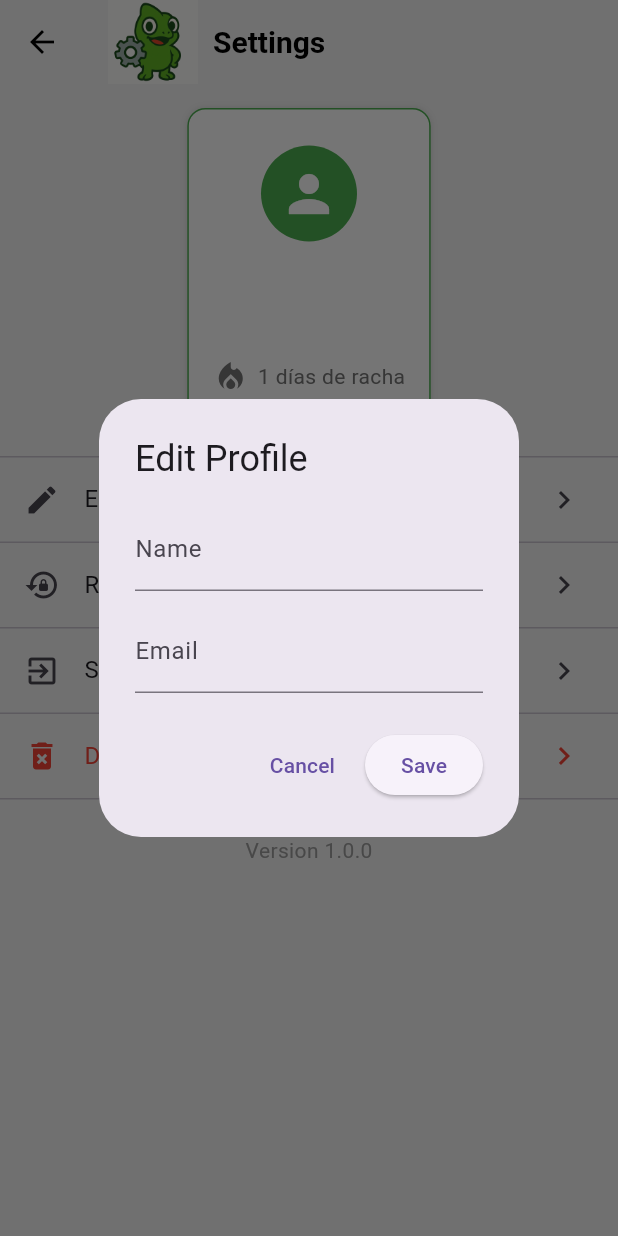
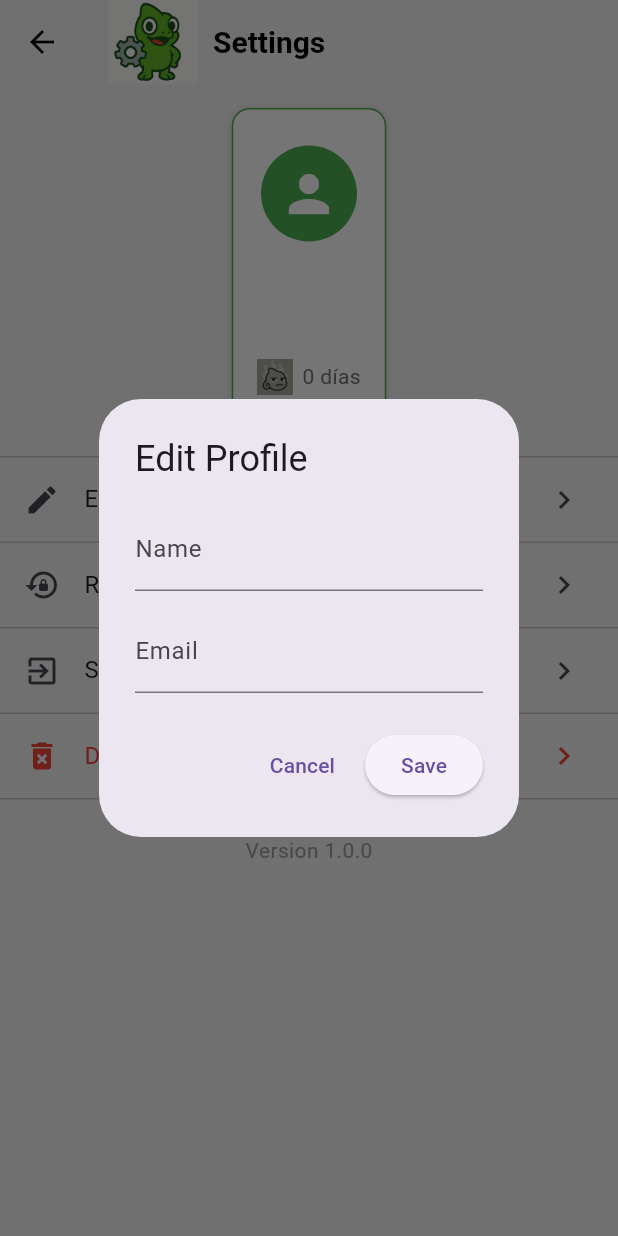
Before and after one commit to camaring/camalingov2, a Flutter app: the SettingsScreen screen opened directly, after a tap on "Edit Profile", on a phone screen of 412 x 824 dp. Run offline on Flutter 3.47's test engine with Material 3 defaults, Android fonts, the phone set to English and light mode, and no system bars; our stand-ins replace cloud_firestore, firebase_auth, firebase_core, fl_chart, flutter_masked_text2, flutter_secure_storage and 2 more; accounts and stored records are empty; network calls fail.

Commit message:
AC AG IM F

```diff
--- a/lib/screens/settings/settings_screen.dart
+++ b/lib/screens/settings/settings_screen.dart
@@ -14,6 +14,7 @@ class _SettingsScreenState extends State<SettingsScreen> {
   final _auth = AuthService();
   User? _user;
   bool _loading = true;
+  bool _streakOn = false;
   int _streakCount = 0;
 
   @override
@@ -33,8 +34,13 @@ class _SettingsScreenState extends State<SettingsScreen> {
   }
 
   Future<void> _loadStreak() async {
-    final count = await StreakService.updateAndGetStreak();
-    if (mounted) setState(() => _streakCount = count);
+    final on = await StreakService.isStreakOn();
+    final count = await StreakService.getStreakCount();
+    if (!mounted) return;
+    setState(() {
+      _streakOn = on;
+      _streakCount = count;
+    });
   }
 
   Future<void> _editProfile() async {
@@ -231,15 +237,16 @@ class _SettingsScreenState extends State<SettingsScreen> {
                   Row(
                     mainAxisSize: MainAxisSize.min,
                     children: [
-                      Icon(
-                        Icons.local_fire_department,
-                        color: Colors.grey[600],
+                      Image.asset(
+                        _streakOn ? 'assets/R_prendida.png' : 'assets/R_apagado.png',
+                        width: 24,
+                        height: 24,
                       ),
                       const SizedBox(width: 6),
                       Text(
-                        '$_streakCount días de racha',
+                        '$_streakCount días',
                         style: AppTextStyles.body.copyWith(
-                          color: Colors.grey[600],
+                          color: _streakOn ? Colors.red : Colors.grey[600],
                         ),
                       ),
                     ],
--- a/lib/services/streak_service.dart
+++ b/lib/services/streak_service.dart
@@ -2,17 +2,44 @@ import 'package:shared_preferences/shared_preferences.dart';
 import 'package:intl/intl.dart';
 
 class StreakService {
-  /// Lee la racha, la incrementa si es día nuevo y la devuelve.
-  static Future<int> updateAndGetStreak() async {
+  static const _lastDateKey = 'lastActivityDate';
+  static const _countKey = 'streakCount';
+
+  /// Call this after creating an income or expense.
+  /// Updates the streak count: increments if yesterday had activity, resets to 1 otherwise.
+  static Future<void> recordActivity() async {
     final prefs = await SharedPreferences.getInstance();
     final today = DateFormat('yyyy-MM-dd').format(DateTime.now());
-    final lastDate = prefs.getString('lastStreakDate');
-    int streak = prefs.getInt('streakCount') ?? 0;
-    if (lastDate != today) {
-      streak++;
-      await prefs.setInt('streakCount', streak);
-      await prefs.setString('lastStreakDate', today);
+    final lastDate = prefs.getString(_lastDateKey);
+    int count = prefs.getInt(_countKey) ?? 0;
+
+    if (lastDate == today) {
+      // already recorded today, do nothing
+    } else {
+      // check if yesterday
+      final yesterday = DateFormat('yyyy-MM-dd')
+          .format(DateTime.now().subtract(const Duration(days: 1)));
+      if (lastDate == yesterday) {
+        count++;
+      } else {
+        count = 1;
+      }
+      await prefs.setString(_lastDateKey, today);
+      await prefs.setInt(_countKey, count);
     }
-    return streak;
+  }
+
+  /// Returns true if the user has recorded an activity today.
+  static Future<bool> isStreakOn() async {
+    final prefs = await SharedPreferences.getInstance();
+    final today = DateFormat('yyyy-MM-dd').format(DateTime.now());
+    final lastDate = prefs.getString(_lastDateKey);
+    return lastDate == today;
+  }
+
+  /// Returns the current streak count (number of consecutive days).
+  static Future<int> getStreakCount() async {
+    final prefs = await SharedPreferences.getInstance();
+    return prefs.getInt(_countKey) ?? 0;
   }
 }
```
Also changed, not shown: lib/screens/home/expense_list.dart (+26 -12 lines), assets/R_apagado.png (added), assets/R_prendida.png (added).
